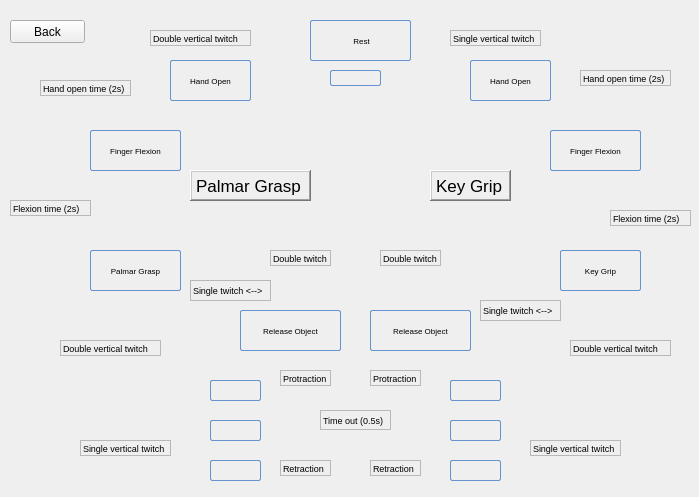
The window that POML060_v1/statetestwindow.ui (viniltc/POML060) describes before a commit, drawn with Qt 5.
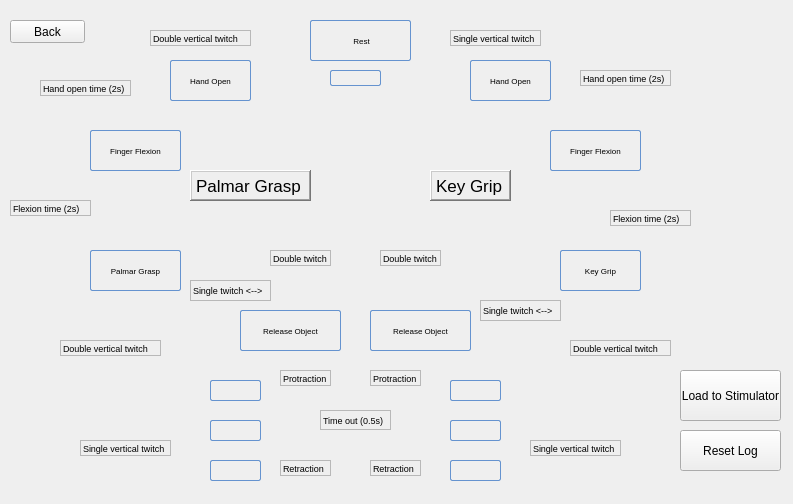
The same window after the commit. Icons and pictures are not drawn.

```diff
--- a/POML060_v1/statetestwindow.ui
+++ b/POML060_v1/statetestwindow.ui
@@ -6,8 +6,8 @@
    <rect>
     <x>0</x>
     <y>0</y>
-    <width>699</width>
-    <height>497</height>
+    <width>793</width>
+    <height>504</height>
    </rect>
   </property>
   <property name="windowTitle">
@@ -958,6 +958,32 @@
     <string>Single vertical twitch</string>
    </property>
   </widget>
+  <widget class="QPushButton" name="pushButton_loadConfig">
+   <property name="geometry">
+    <rect>
+     <x>680</x>
+     <y>370</y>
+     <width>101</width>
+     <height>51</height>
+    </rect>
+   </property>
+   <property name="text">
+    <string>Load to Stimulator</string>
+   </property>
+  </widget>
+  <widget class="QPushButton" name="pushButton_logReset">
+   <property name="geometry">
+    <rect>
+     <x>680</x>
+     <y>430</y>
+     <width>101</width>
+     <height>41</height>
+    </rect>
+   </property>
+   <property name="text">
+    <string>Reset Log</string>
+   </property>
+  </widget>
   <zorder>label_bg</zorder>
   <zorder>pushButton_back</zorder>
   <zorder>btn5</zorder>
```
Left out of the diff: 2 changed lines with no effect on the pictures.
